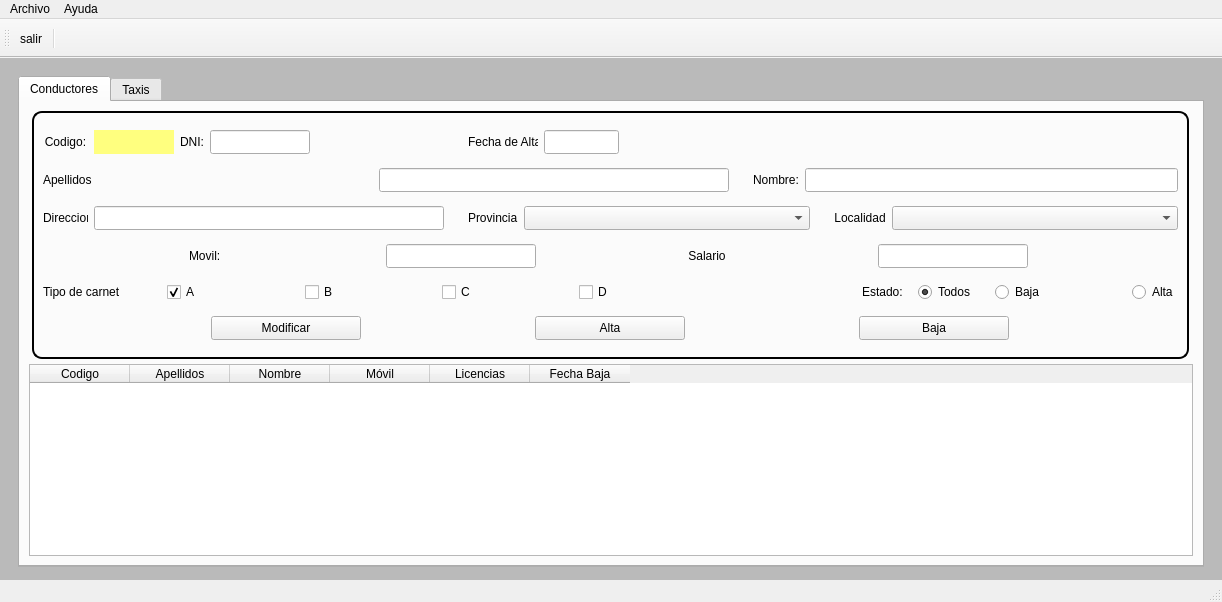
javierlago/lagoamoedo, file templates/MainWindow.ui: the form before one commit.
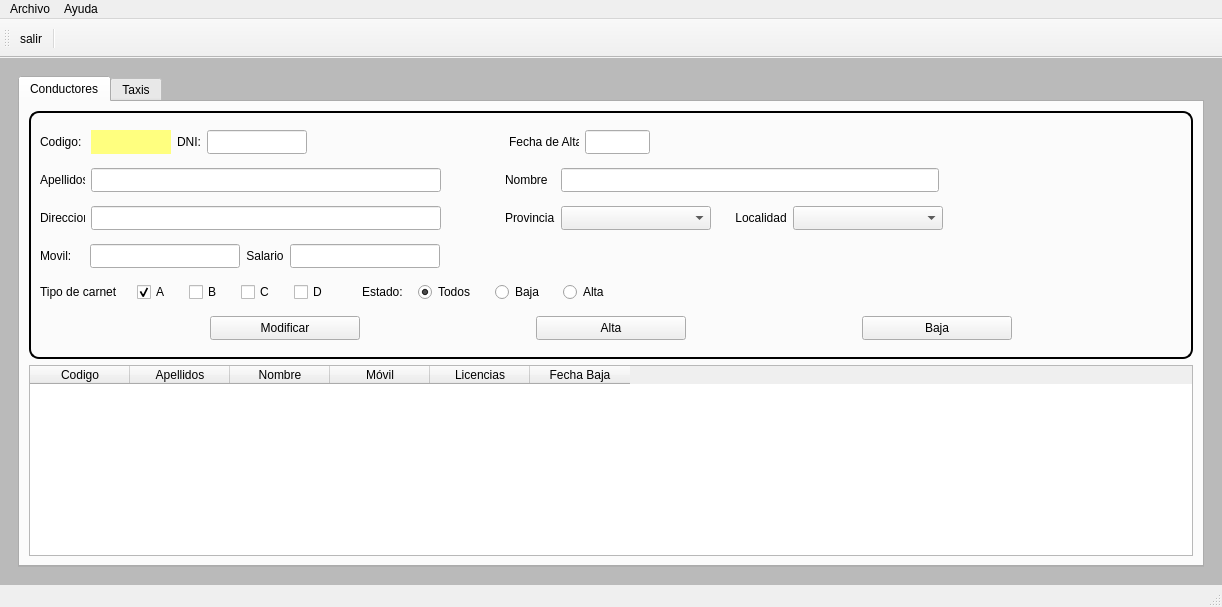
The form after the commit. Icons and pictures are not drawn.

```diff
--- a/templates/MainWindow.ui
+++ b/templates/MainWindow.ui
@@ -3,7 +3,10 @@
  <class>MainWindow</class>
  <widget class="QMainWindow" name="MainWindow">
   <property name="windowModality">
-   <enum>Qt::ApplicationModal</enum>
+   <enum>Qt::NonModal</enum>
+  </property>
+  <property name="enabled">
+   <bool>true</bool>
   </property>
   <property name="geometry">
    <rect>
@@ -14,15 +17,15 @@
    </rect>
   </property>
   <property name="sizePolicy">
-   <sizepolicy hsizetype="Preferred" vsizetype="Preferred">
+   <sizepolicy hsizetype="Expanding" vsizetype="Expanding">
     <horstretch>0</horstretch>
     <verstretch>0</verstretch>
    </sizepolicy>
   </property>
   <property name="minimumSize">
    <size>
-    <width>1222</width>
-    <height>602</height>
+    <width>0</width>
+    <height>0</height>
    </size>
   </property>
   <property name="maximumSize">
@@ -82,7 +85,7 @@
        <item>
         <widget class="QTabWidget" name="PanPrincipal">
          <property name="sizePolicy">
-          <sizepolicy hsizetype="Expanding" vsizetype="Expanding">
+          <sizepolicy hsizetype="MinimumExpanding" vsizetype="MinimumExpanding">
            <horstretch>0</horstretch>
            <verstretch>0</verstretch>
           </sizepolicy>
@@ -119,13 +122,68 @@
            <string>Conductores</string>
           </attribute>
           <layout class="QGridLayout" name="gridLayout_2">
-           <item row="0" column="0" alignment="Qt::AlignHCenter">
+           <item row="3" column="0">
+            <widget class="QTableWidget" name="tabDriver2">
+             <property name="sizePolicy">
+              <sizepolicy hsizetype="Preferred" vsizetype="Preferred">
+               <horstretch>0</horstretch>
+               <verstretch>0</verstretch>
+              </sizepolicy>
+             </property>
+             <property name="focusPolicy">
+              <enum>Qt::NoFocus</enum>
+             </property>
+             <property name="styleSheet">
+              <string notr="true"/>
+             </property>
+             <property name="alternatingRowColors">
+              <bool>true</bool>
+             </property>
+             <property name="selectionBehavior">
+              <enum>QAbstractItemView::SelectRows</enum>
+             </property>
+             <attribute name="verticalHeaderVisible">
+              <bool>false</bool>
+             </attribute>
+             <column>
+              <property name="text">
+               <string>Codigo</string>
+              </property>
+             </column>
+             <column>
+              <property name="text">
+               <string>Apellidos</string>
+              </property>
+             </column>
+             <column>
+              <property name="text">
+               <string>Nombre</string>
+              </property>
+             </column>
+             <column>
+              <property name="text">
+               <string>Móvil</string>
+              </property>
+             </column>
+             <column>
+              <property name="text">
+               <string>Licencias</string>
+              </property>
+             </column>
+             <column>
+              <property name="text">
+               <string>Fecha Baja</string>
+              </property>
+             </column>
+            </widget>
+           </item>
+           <item row="2" column="0" alignment="Qt::AlignHCenter">
             <widget class="QFrame" name="boxInfo">
              <property name="enabled">
               <bool>true</bool>
              </property>
              <property name="sizePolicy">
-              <sizepolicy hsizetype="Expanding" vsizetype="Expanding">
+              <sizepolicy hsizetype="Minimum" vsizetype="Fixed">
                <horstretch>0</horstretch>
                <verstretch>0</verstretch>
               </sizepolicy>
@@ -156,7 +214,7 @@
              </property>
              <layout class="QVBoxLayout" name="verticalLayout">
               <item>
-               <layout class="QHBoxLayout" name="horizontalLayout">
+               <layout class="QHBoxLayout" name="horizontalLayout_5">
                 <item>
                  <widget class="QLabel" name="lblCodigo">
                   <property name="sizePolicy">
@@ -184,7 +242,7 @@
                    <string>Codigo:</string>
                   </property>
                   <property name="alignment">
-                   <set>Qt::AlignCenter</set>
+                   <set>Qt::AlignLeading|Qt::AlignLeft|Qt::AlignVCenter</set>
                   </property>
                  </widget>
                 </item>
@@ -224,6 +282,12 @@
                     <verstretch>0</verstretch>
                    </sizepolicy>
                   </property>
+                  <property name="minimumSize">
+                   <size>
+                    <width>22</width>
+                    <height>16</height>
+                   </size>
+                  </property>
                   <property name="text">
                    <string>DNI:</string>
                   </property>
@@ -285,6 +349,9 @@
                     <bold>false</bold>
                    </font>
                   </property>
+                  <property name="styleSheet">
+                   <string notr="true"/>
+                  </property>
                   <property name="text">
                    <string/>
                   </property>
@@ -297,7 +364,7 @@
                  </widget>
                 </item>
                 <item>
-                 <spacer name="horizontalSpacer">
+                 <spacer name="horizontalSpacer_6">
                   <property name="orientation">
                    <enum>Qt::Horizontal</enum>
                   </property>
@@ -306,8 +373,8 @@
                   </property>
                   <property name="sizeHint" stdset="0">
                    <size>
-                    <width>122</width>
-                    <height>24</height>
+                    <width>166</width>
+                    <height>20</height>
                    </size>
                   </property>
                  </spacer>
@@ -315,7 +382,7 @@
                 <item>
                  <widget class="QLabel" name="tltDate">
                   <property name="sizePolicy">
-                   <sizepolicy hsizetype="Fixed" vsizetype="Preferred">
+                   <sizepolicy hsizetype="Fixed" vsizetype="Fixed">
                     <horstretch>0</horstretch>
                     <verstretch>0</verstretch>
                    </sizepolicy>
@@ -353,20 +420,32 @@
                   </property>
                   <property name="minimumSize">
                    <size>
-                    <width>75</width>
+                    <width>65</width>
                     <height>24</height>
                    </size>
                   </property>
                   <property name="maximumSize">
                    <size>
-                    <width>75</width>
+                    <width>65</width>
                     <height>24</height>
                    </size>
                   </property>
+                  <property name="alignment">
+                   <set>Qt::AlignCenter</set>
+                  </property>
+                  <property name="readOnly">
+                   <bool>false</bool>
+                  </property>
                  </widget>
                 </item>
                 <item>
                  <widget class="QPushButton" name="btnCalendar">
+                  <property name="sizePolicy">
+                   <sizepolicy hsizetype="Maximum" vsizetype="Maximum">
+                    <horstretch>0</horstretch>
+                    <verstretch>0</verstretch>
+                   </sizepolicy>
+                  </property>
                   <property name="styleSheet">
                    <string notr="true">border-radius:2px;
 </string>
@@ -386,14 +465,30 @@
                   </property>
                  </widget>
                 </item>
+                <item>
+                 <spacer name="horizontalSpacer">
+                  <property name="orientation">
+                   <enum>Qt::Horizontal</enum>
+                  </property>
+                  <property name="sizeType">
+                   <enum>QSizePolicy::Expanding</enum>
+                  </property>
+                  <property name="sizeHint" stdset="0">
+                   <size>
+                    <width>479</width>
+                    <height>18</height>
+                   </size>
+                  </property>
+                 </spacer>
+                </item>
                </layout>
               </item>
               <item>
-               <layout class="QHBoxLayout" name="horizontalLayout_2">
+               <layout class="QHBoxLayout" name="horizontalLayout_4">
                 <item>
                  <widget class="QLabel" name="lblSurname">
                   <property name="sizePolicy">
-                   <sizepolicy hsizetype="Preferred" vsizetype="Fixed">
+                   <sizepolicy hsizetype="Maximum" vsizetype="Fixed">
                     <horstretch>0</horstretch>
                     <verstretch>0</verstretch>
                    </sizepolicy>
@@ -432,7 +527,7 @@
                  </widget>
                 </item>
                 <item>
-                 <spacer name="horizontalSpacer_17">
+                 <spacer name="horizontalSpacer_11">
                   <property name="orientation">
                    <enum>Qt::Horizontal</enum>
                   </property>
@@ -441,7 +536,7 @@
                   </property>
                   <property name="sizeHint" stdset="0">
                    <size>
-                    <width>18</width>
+                    <width>58</width>
                     <height>17</height>
                    </size>
                   </property>
@@ -450,22 +545,22 @@
                 <item>
                  <widget class="QLabel" name="lblName">
                   <property name="sizePolicy">
-                   <sizepolicy hsizetype="Fixed" vsizetype="Preferred">
+                   <sizepolicy hsizetype="Fixed" vsizetype="Fixed">
                     <horstretch>0</horstretch>
                     <verstretch>0</verstretch>
                    </sizepolicy>
                   </property>
                   <property name="minimumSize">
                    <size>
-                    <width>45</width>
-                    <height>24</height>
+                    <width>50</width>
+                    <height>16</height>
                    </size>
                   </property>
                   <property name="styleSheet">
                    <string notr="true"/>
                   </property>
                   <property name="text">
-                   <string>&lt;html&gt;&lt;head/&gt;&lt;body&gt;&lt;p&gt;Nombre:&lt;/p&gt;&lt;/body&gt;&lt;/html&gt;</string>
+                   <string>Nombre</string>
                   </property>
                   <property name="alignment">
                    <set>Qt::AlignLeading|Qt::AlignLeft|Qt::AlignVCenter</set>
@@ -482,18 +577,34 @@
                   </property>
                   <property name="minimumSize">
                    <size>
-                    <width>373</width>
+                    <width>378</width>
                     <height>24</height>
                    </size>
                   </property>
                   <property name="maximumSize">
                    <size>
-                    <width>373</width>
+                    <width>375</width>
                     <height>24</height>
                    </size>
                   </property>
                  </widget>
                 </item>
+                <item>
+                 <spacer name="horizontalSpacer_2">
+                  <property name="orientation">
+                   <enum>Qt::Horizontal</enum>
+                  </property>
+                  <property name="sizeType">
+                   <enum>QSizePolicy::Expanding</enum>
+                  </property>
+                  <property name="sizeHint" stdset="0">
+                   <size>
+                    <width>278</width>
+                    <height>20</height>
+                   </size>
+                  </property>
+                 </spacer>
+                </item>
                </layout>
               </item>
               <item>
@@ -501,7 +612,7 @@
                 <item>
                  <widget class="QLabel" name="lblStreet">
                   <property name="sizePolicy">
-                   <sizepolicy hsizetype="Fixed" vsizetype="Fixed">
+                   <sizepolicy hsizetype="Maximum" vsizetype="Maximum">
                     <horstretch>0</horstretch>
                     <verstretch>0</verstretch>
                    </sizepolicy>
@@ -561,7 +672,7 @@
                   </property>
                   <property name="sizeHint" stdset="0">
                    <size>
-                    <width>18</width>
+                    <width>58</width>
                     <height>17</height>
                    </size>
                   </property>
@@ -575,6 +686,12 @@
                     <verstretch>0</verstretch>
                    </sizepolicy>
                   </property>
+                  <property name="minimumSize">
+                   <size>
+                    <width>50</width>
+                    <height>16</height>
+                   </size>
+                  </property>
                   <property name="styleSheet">
                    <string notr="true"/>
                   </property>
@@ -588,6 +705,12 @@
                 </item>
                 <item>
                  <widget class="QComboBox" name="cmbProvincia">
+                  <property name="sizePolicy">
+                   <sizepolicy hsizetype="Fixed" vsizetype="Fixed">
+                    <horstretch>0</horstretch>
+                    <verstretch>0</verstretch>
+                   </sizepolicy>
+                  </property>
                   <property name="minimumSize">
                    <size>
                     <width>150</width>
@@ -615,7 +738,7 @@
                 <item>
                  <widget class="QLabel" name="lblLocalidad">
                   <property name="sizePolicy">
-                   <sizepolicy hsizetype="Fixed" vsizetype="Preferred">
+                   <sizepolicy hsizetype="Fixed" vsizetype="Fixed">
                     <horstretch>0</horstretch>
                     <verstretch>0</verstretch>
                    </sizepolicy>
@@ -641,22 +764,38 @@
                   </property>
                  </widget>
                 </item>
+                <item>
+                 <spacer name="horizontalSpacer_3">
+                  <property name="orientation">
+                   <enum>Qt::Horizontal</enum>
+                  </property>
+                  <property name="sizeType">
+                   <enum>QSizePolicy::Expanding</enum>
+                  </property>
+                  <property name="sizeHint" stdset="0">
+                   <size>
+                    <width>268</width>
+                    <height>20</height>
+                   </size>
+                  </property>
+                 </spacer>
+                </item>
                </layout>
               </item>
               <item>
-               <layout class="QHBoxLayout" name="horizontalLayout_4">
+               <layout class="QHBoxLayout" name="horizontalLayout_2">
                 <item>
                  <widget class="QLabel" name="lblMovil">
                   <property name="sizePolicy">
-                   <sizepolicy hsizetype="Fixed" vsizetype="Fixed">
+                   <sizepolicy hsizetype="Fixed" vsizetype="Preferred">
                     <horstretch>0</horstretch>
                     <verstretch>0</verstretch>
                    </sizepolicy>
                   </property>
                   <property name="minimumSize">
                    <size>
-                    <width>45</width>
-                    <height>24</height>
+                    <width>44</width>
+                    <height>0</height>
                    </size>
                   </property>
                   <property name="styleSheet">
@@ -672,6 +811,12 @@
                 </item>
                 <item>
                  <widget class="QLineEdit" name="txtMovil">
+                  <property name="sizePolicy">
+                   <sizepolicy hsizetype="Fixed" vsizetype="Fixed">
+                    <horstretch>0</horstretch>
+                    <verstretch>0</verstretch>
+                   </sizepolicy>
+                  </property>
                   <property name="minimumSize">
                    <size>
                     <width>150</width>
@@ -727,10 +872,26 @@
                   </property>
                  </widget>
                 </item>
+                <item>
+                 <spacer name="horizontalSpacer_4">
+                  <property name="orientation">
+                   <enum>Qt::Horizontal</enum>
+                  </property>
+                  <property name="sizeType">
+                   <enum>QSizePolicy::Expanding</enum>
+                  </property>
+                  <property name="sizeHint" stdset="0">
+                   <size>
+                    <width>768</width>
+                    <height>20</height>
+                   </size>
+                  </property>
+                 </spacer>
+                </item>
                </layout>
               </item>
               <item>
-               <layout class="QHBoxLayout" name="horizontalLayout_5">
+               <layout class="QHBoxLayout" name="horizontalLayout">
                 <item>
                  <widget class="QLabel" name="lblCarnet">
                   <property name="text">
@@ -738,6 +899,22 @@
                   </property>
                  </widget>
                 </item>
+                <item>
+                 <spacer name="horizontalSpacer_18">
+                  <property name="orientation">
+                   <enum>Qt::Horizontal</enum>
+                  </property>
+                  <property name="sizeType">
+                   <enum>QSizePolicy::Fixed</enum>
+                  </property>
+                  <property name="sizeHint" stdset="0">
+                   <size>
+                    <width>13</width>
+                    <height>17</height>
+                   </size>
+                  </property>
+                 </spacer>
+                </item>
                 <item>
                  <widget class="QCheckBox" name="chkA">
                   <property name="text">
@@ -827,7 +1004,7 @@
                   </property>
                   <property name="sizeHint" stdset="0">
                    <size>
-                    <width>158</width>
+                    <width>28</width>
                     <height>20</height>
                    </size>
                   </property>
@@ -938,11 +1115,27 @@
                   </attribute>
                  </widget>
                 </item>
+                <item>
+                 <spacer name="horizontalSpacer_5">
+                  <property name="orientation">
+                   <enum>Qt::Horizontal</enum>
+                  </property>
+                  <property name="sizeType">
+                   <enum>QSizePolicy::Expanding</enum>
+                  </property>
+                  <property name="sizeHint" stdset="0">
+                   <size>
+                    <width>548</width>
+                    <height>20</height>
+                   </size>
+                  </property>
+                 </spacer>
+                </item>
                </layout>
               </item>
               <item>
-               <layout class="QHBoxLayout" name="horizontalLayout_6">
-                <item>
+               <layout class="QGridLayout" name="gridLayout_3">
+                <item row="0" column="0">
                  <widget class="QPushButton" name="btnModifDriver">
                   <property name="enabled">
                    <bool>true</bool>
@@ -973,7 +1166,7 @@
                   </property>
                  </widget>
                 </item>
-                <item>
+                <item row="0" column="1">
                  <widget class="QPushButton" name="btnaltaDriver">
                   <property name="sizePolicy">
                    <sizepolicy hsizetype="MinimumExpanding" vsizetype="MinimumExpanding">
@@ -998,7 +1191,7 @@
                   </property>
                  </widget>
                 </item>
-                <item>
+                <item row="0" column="2">
                  <widget class="QPushButton" name="btnBajaDriver">
                   <property name="sizePolicy">
                    <sizepolicy hsizetype="MinimumExpanding" vsizetype="MinimumExpanding">
@@ -1028,58 +1221,6 @@
              </layout>
             </widget>
            </item>
-           <item row="1" column="0">
-            <widget class="QTableWidget" name="tabDriver2">
-             <property name="sizePolicy">
-              <sizepolicy hsizetype="MinimumExpanding" vsizetype="MinimumExpanding">
-               <horstretch>0</horstretch>
-               <verstretch>0</verstretch>
-              </sizepolicy>
-             </property>
-             <property name="styleSheet">
-              <string notr="true"/>
-             </property>
-             <property name="alternatingRowColors">
-              <bool>true</bool>
-             </property>
-             <property name="selectionBehavior">
-              <enum>QAbstractItemView::SelectRows</enum>
-             </property>
-             <attribute name="verticalHeaderVisible">
-              <bool>false</bool>
-             </attribute>
-             <column>
-              <property name="text">
-               <string>Codigo</string>
-              </property>
-             </column>
-             <column>
-              <property name="text">
-               <string>Apellidos</string>
-              </property>
-             </column>
-             <column>
-              <property name="text">
-               <string>Nombre</string>
-              </property>
-             </column>
-             <column>
-              <property name="text">
-               <string>Móvil</string>
-              </property>
-             </column>
-             <column>
-              <property name="text">
-               <string>Licencias</string>
-              </property>
-             </column>
-             <column>
-              <property name="text">
-               <string>Fecha Baja</string>
-              </property>
-             </column>
-            </widget>
-           </item>
           </layout>
          </widget>
          <widget class="QWidget" name="tabCars">
```
Left out of the diff: 31 changed lines with no effect on the pictures.
